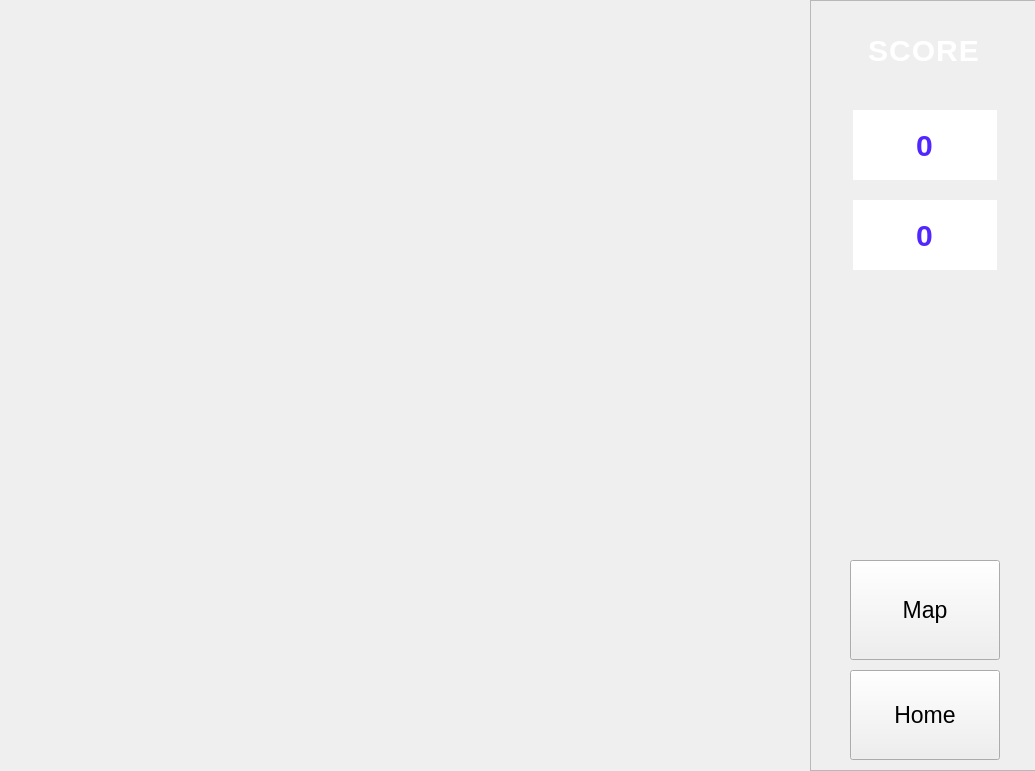
Above: gamepage.ui from aishug18/GeoBreakerGame before the change. Below: the same form after it.
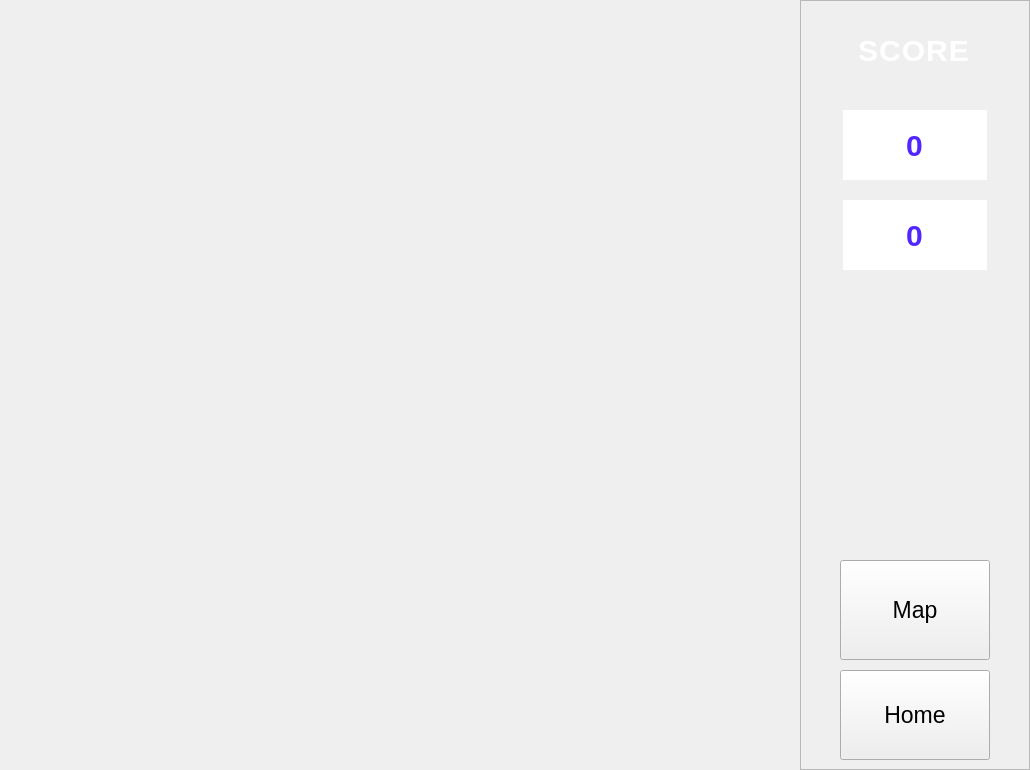
That is the form after the change. Icons and pictures are not drawn.

Commit message: Changed ui, merged this branch to main

The edit to the form file:
```diff
--- a/gamepage.ui
+++ b/gamepage.ui
@@ -6,8 +6,8 @@
    <rect>
     <x>0</x>
     <y>0</y>
-    <width>1035</width>
-    <height>771</height>
+    <width>1030</width>
+    <height>770</height>
    </rect>
   </property>
   <property name="windowTitle">
@@ -19,10 +19,10 @@
   <widget class="QFrame" name="frame">
    <property name="geometry">
     <rect>
-     <x>810</x>
+     <x>800</x>
      <y>0</y>
-     <width>231</width>
-     <height>771</height>
+     <width>230</width>
+     <height>770</height>
     </rect>
    </property>
    <property name="styleSheet">
```
The commit also changes 3 other files.
